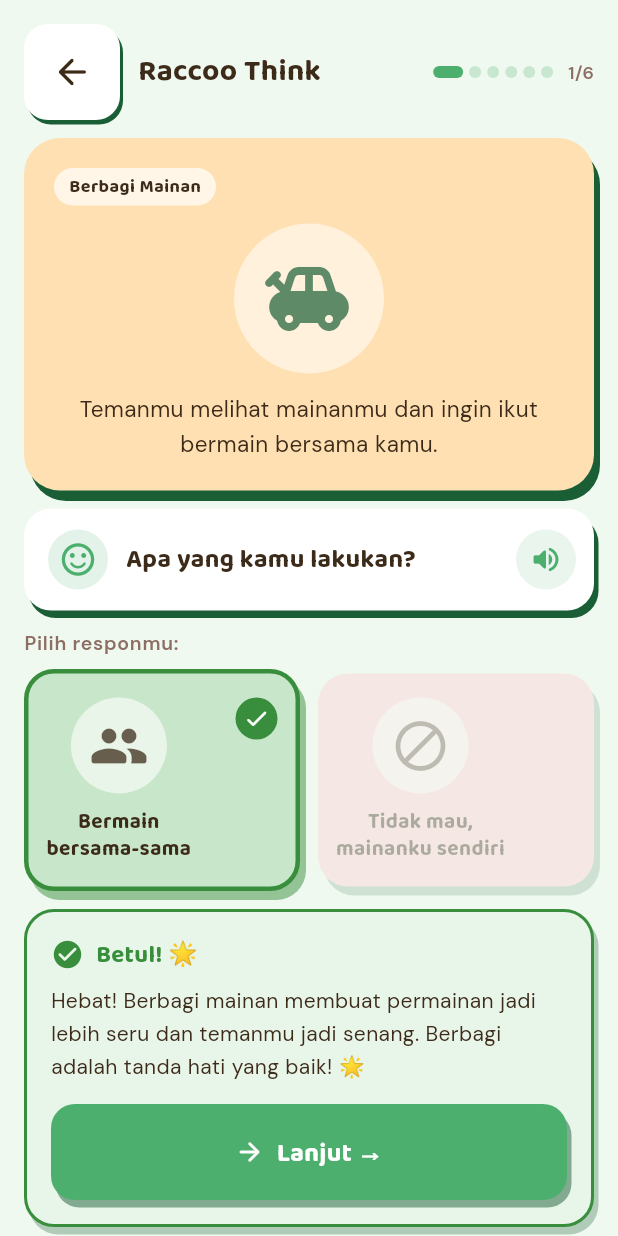
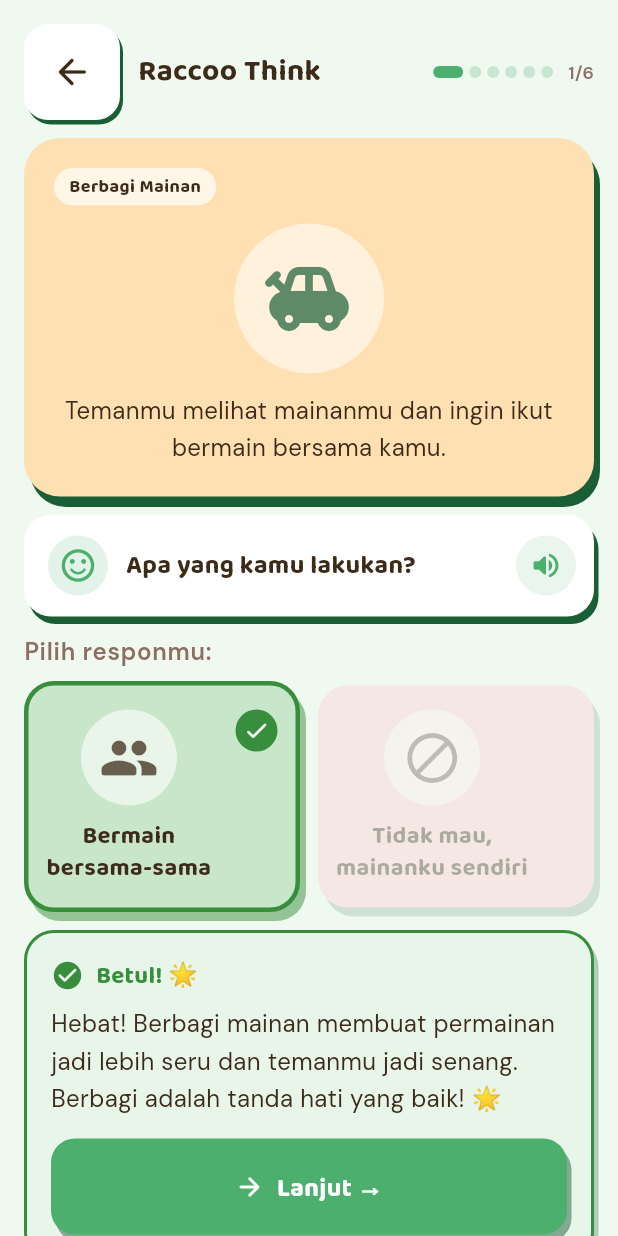
Before and after one commit to YusufAdhika/MoodMates, a Flutter app: the SocialSituationsScreen screen opened by its route, after a tap on an icon or button, on a phone screen of 412 x 824 dp. Run offline on Flutter 3.47's test engine with Material 3 defaults, Android fonts, the phone set to English and light mode, and no system bars; our stand-ins replace camera, confetti, go_router, google_fonts, just_audio, shared_preferences; missing offline and left inert: google_mlkit_face_detection; accounts and stored records are empty.

Commit message:
style(design): FINDING-002 — bump child-facing font sizes to 16px minimum
Key readable content (Raccoo speech, instructions, feedback, narration,
choice labels) raised from 12-15px to 16px across all 3 mini-game screens.
Small UI labels (badges, counters) kept at 12-14px where contextually appropriate.

Co-Authored-By: Claude Sonnet 4.6 <noreply@anthropic.com>

```diff
--- a/lib/screens/social_situations/social_situations_screen.dart
+++ b/lib/screens/social_situations/social_situations_screen.dart
@@ -600,7 +600,7 @@ class _SocialSituationsScreenState extends State<SocialSituationsScreen>
                 Text(
                   'Pilih responmu:',
                   style: GoogleFonts.dmSans(
-                    fontSize: 13,
+                    fontSize: 16,
                     fontWeight: FontWeight.w600,
                     color: _textMuted,
                     letterSpacing: 0.5,
@@ -935,7 +935,7 @@ class _SocialSituationsScreenState extends State<SocialSituationsScreen>
                 'Tidak apa-apa! Setiap latihan membuat kamu makin pintar! 💪',
                 textAlign: TextAlign.center,
                 style: GoogleFonts.dmSans(
-                  fontSize: 13,
+                  fontSize: 16,
                   color: _textMuted,
                   height: 1.5,
                 ),
@@ -1055,7 +1055,7 @@ class _SituationCard extends StatelessWidget {
             scenario.situationNarration,
             textAlign: TextAlign.center,
             style: GoogleFonts.dmSans(
-              fontSize: 15,
+              fontSize: 16,
               height: 1.55,
               color: _textDark,
             ),
@@ -1240,7 +1240,7 @@ class _ChoiceCard extends StatelessWidget {
                   choice.label,
                   textAlign: TextAlign.center,
                   style: GoogleFonts.baloo2(
-                    fontSize: 14,
+                    fontSize: 16,
                     fontWeight: FontWeight.w700,
                     color: _textDark,
                     height: 1.3,
@@ -1384,7 +1384,7 @@ class _FeedbackPanel extends StatelessWidget {
           Text(
             choice.feedback,
             style: GoogleFonts.dmSans(
-              fontSize: 14,
+              fontSize: 16,
               height: 1.55,
               color: _textDark,
             ),
@@ -1415,7 +1415,7 @@ class _FeedbackPanel extends StatelessWidget {
                     child: Text(
                       'Respons yang tepat: "${correctChoice.label.replaceAll('\n', ' ')}"',
                       style: GoogleFonts.dmSans(
-                        fontSize: 13,
+                        fontSize: 16,
                         fontWeight: FontWeight.w600,
                         color: _successGreen,
                       ),
```
Also changed, not shown: lib/screens/expression_mirroring/expression_mirroring_screen.dart (+5 -5 lines), lib/screens/feel_cards/feel_cards_screen.dart (+8 -8 lines).
